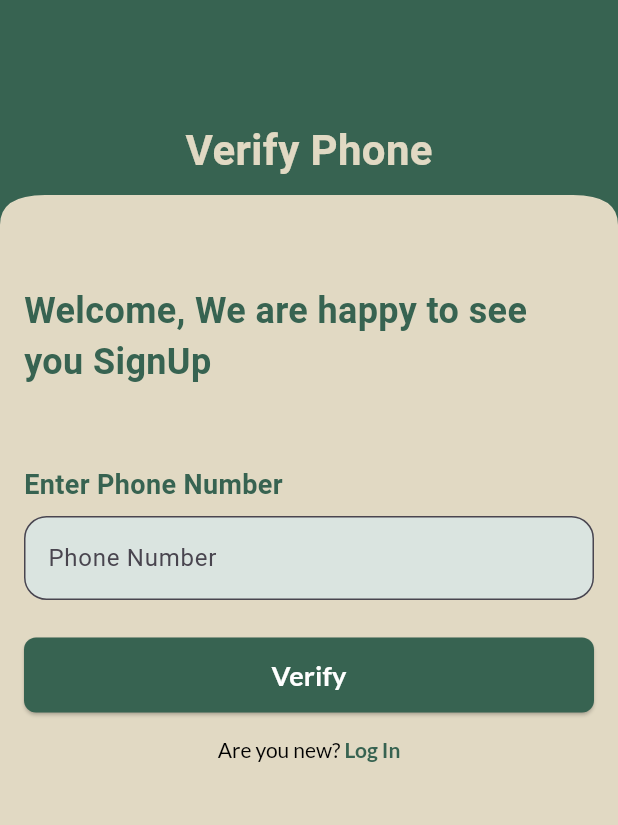
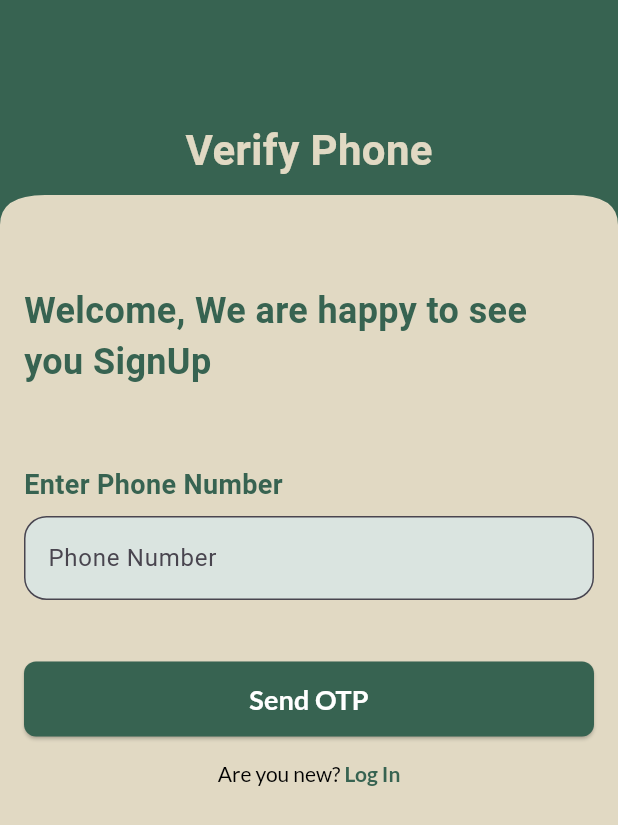
Before and after one commit to MahmoudKatr/kamon, a Flutter app: the screen it shows after launch, after a tap on an icon or button, on a phone screen of 412 x 824 dp. Shown: the top 825 px of the screen. Run offline on Flutter 3.47's test engine with Material 3 defaults, Android fonts, the phone set to English and light mode, and no system bars; our stand-ins replace connectivity_plus, dio, firebase_auth, firebase_core, flutter_bloc, flutter_credit_card and 9 more; missing offline and left inert: svg_flutter; accounts and stored records are empty; network calls fail.

Commit message:
Done OTP

```diff
--- a/lib/Features/auth/UI/verify_phone_screen.dart
+++ b/lib/Features/auth/UI/verify_phone_screen.dart
@@ -1,9 +1,8 @@
-// ignore_for_file: use_build_context_synchronously
-
 import 'dart:convert';
 import 'package:flutter/material.dart';
 import 'package:google_fonts/google_fonts.dart';
 import 'package:http/http.dart' as http;
+import 'package:firebase_auth/firebase_auth.dart';
 import 'package:kamon/Features/auth/UI/add_account.dart';
 import 'package:kamon/Features/auth/UI/login_screen.dart';
 import 'package:kamon/Features/auth/UI/sign_up_screen.dart';
@@ -14,18 +13,63 @@ class VerifyPhoneScreen extends StatefulWidget {
   const VerifyPhoneScreen({super.key});
 
   @override
-  // ignore: library_private_types_in_public_api
   _VerifyPhoneScreenState createState() => _VerifyPhoneScreenState();
 }
 
 class _VerifyPhoneScreenState extends State<VerifyPhoneScreen> {
-  final TextEditingController _verificationCodeController =
-      TextEditingController();
+  final TextEditingController _phoneController = TextEditingController();
+  final TextEditingController _otpController = TextEditingController();
   final GlobalKey<FormState> _formKey = GlobalKey<FormState>();
+  bool _isOtpSent = false;
+  String _verificationId = '';
 
-  Future<void> _verifyCode() async {
+  final FirebaseAuth _auth = FirebaseAuth.instance;
+
+  Future<void> _sendOtp() async {
+    final phone = _phoneController.text;
+
+    await _auth.verifyPhoneNumber(
+      phoneNumber: '+2$phone', // Adjust the country code as needed
+      timeout: const Duration(seconds: 60),
+      verificationCompleted: (PhoneAuthCredential credential) async {
+        // This callback will be triggered when verification is done automatically
+        await _auth.signInWithCredential(credential);
+      },
+      verificationFailed: (FirebaseAuthException e) {
+        ScaffoldMessenger.of(context).showSnackBar(
+          SnackBar(content: Text('Failed to verify phone number: ${e.message}')),
+        );
+      },
+      codeSent: (String verificationId, int? resendToken) {
+        setState(() {
+          _isOtpSent = true;
+          _verificationId = verificationId;
+        });
+        ScaffoldMessenger.of(context).showSnackBar(
+          const SnackBar(content: Text('OTP sent to your phone number')),
+        );
+      },
+      codeAutoRetrievalTimeout: (String verificationId) {
+        setState(() {
+          _verificationId = verificationId;
+        });
+      },
+    );
+  }
+
+  Future<void> _verifyOtp() async {
     if (_formKey.currentState!.validate()) {
-      final phone = _verificationCodeController.text;
+      final code = _otpController.text;
+
+      PhoneAuthCredential credential = PhoneAuthProvider.credential(
+        verificationId: _verificationId,
+        smsCode: code,
+      );
+
+      try {
+        await _auth.signInWithCredential(credential);
+
+        final phone = _phoneController.text;
 
         final response = await http.post(
           Uri.parse('https://54.235.40.102.nip.io/admin/customers/verifyPhone'),
@@ -67,6 +111,11 @@ class _VerifyPhoneScreenState extends State<VerifyPhoneScreen> {
             const SnackBar(content: Text('Verification failed')),
           );
         }
+      } catch (e) {
+        ScaffoldMessenger.of(context).showSnackBar(
+          const SnackBar(content: Text('Invalid OTP')),
+        );
+      }
     }
   }
 
@@ -75,6 +124,15 @@ class _VerifyPhoneScreenState extends State<VerifyPhoneScreen> {
       return 'Phone number cannot be empty';
     } else if (value.length != 11) {
       return 'Phone number must be exactly 11 digits';
+    }
+    return null;
+  }
+
+  String? _validateOtp(String? value) {
+    if (value == null || value.isEmpty) {
+      return 'OTP cannot be empty';
+    } else if (value.length != 6) {
+      return 'OTP must be exactly 6 digits';
     }
     return null;
   }
@@ -143,7 +201,7 @@ class _VerifyPhoneScreenState extends State<VerifyPhoneScreen> {
                       ),
                     ),
                     TextFormField(
-                      controller: _verificationCodeController,
+                      controller: _phoneController,
                       keyboardType: TextInputType.number,
                       decoration: InputDecoration(
                         hintText: 'Phone Number',
@@ -154,6 +212,35 @@ class _VerifyPhoneScreenState extends State<VerifyPhoneScreen> {
                         fillColor: const Color(0xffDAE4E0),
                       ),
                       validator: _validatePhoneNumber,
+                    ),
+                    const SizedBox(height: 16.0),
+                    if (_isOtpSent)
+                      Column(
+                        crossAxisAlignment: CrossAxisAlignment.start,
+                        children: [
+                          const SizedBox(height: 16.0),
+                          Text(
+                            'Enter OTP',
+                            style: kPrimaryFont(
+                              fontSize: 18,
+                              fontWeight: FontWeight.bold,
+                              color: kPrimaryColor,
+                            ),
+                          ),
+                          TextFormField(
+                            controller: _otpController,
+                            keyboardType: TextInputType.number,
+                            decoration: InputDecoration(
+                              hintText: 'OTP',
+                              border: OutlineInputBorder(
+                                borderRadius: BorderRadius.circular(15.0),
+                              ),
+                              filled: true,
+                              fillColor: const Color(0xffDAE4E0),
+                            ),
+                            validator: _validateOtp,
+                          ),
+                        ],
                       ),
                     const SizedBox(height: 25.0),
                     SizedBox(
@@ -166,9 +253,9 @@ class _VerifyPhoneScreenState extends State<VerifyPhoneScreen> {
                             borderRadius: BorderRadius.circular(8.0),
                           ),
                         ),
-                        onPressed: _verifyCode,
+                        onPressed: _isOtpSent ? _verifyOtp : _sendOtp,
                         child: Text(
-                          'Verify',
+                          _isOtpSent ? 'Verify OTP' : 'Send OTP',
                           style: GoogleFonts.lato(
                             fontSize: 18,
                             fontWeight: FontWeight.bold,
--- a/lib/main.dart
+++ b/lib/main.dart
@@ -1,3 +1,4 @@
+import 'package:firebase_core/firebase_core.dart';
 import 'package:flutter/material.dart';
 import 'package:kamon/Features/ordars/data/cart_provider.dart';
 import 'package:provider/provider.dart';
@@ -7,7 +8,9 @@ import 'package:dio/dio.dart';
 import 'package:flutter_bloc/flutter_bloc.dart';
 import 'package:kamon/Features/auth/auth_login/login_cubit.dart';
 
-void main() {
+void main() async {
+  WidgetsFlutterBinding.ensureInitialized();
+  await Firebase.initializeApp();
   runApp(
     MultiProvider(
       providers: [
```
Lines whose indentation alone changed are shown as unchanged.
